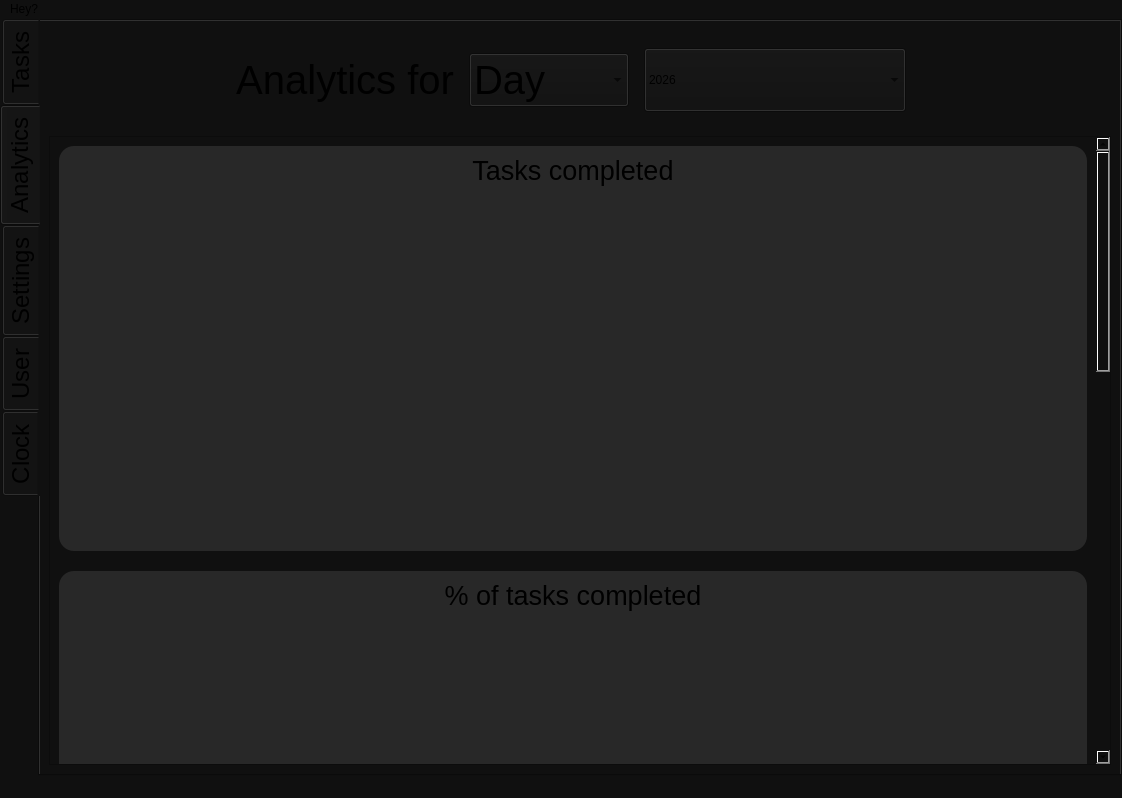
Above: ui/windows/v25.ui from YotaBitOn/To-Plan before the change. Below: the same form after it.
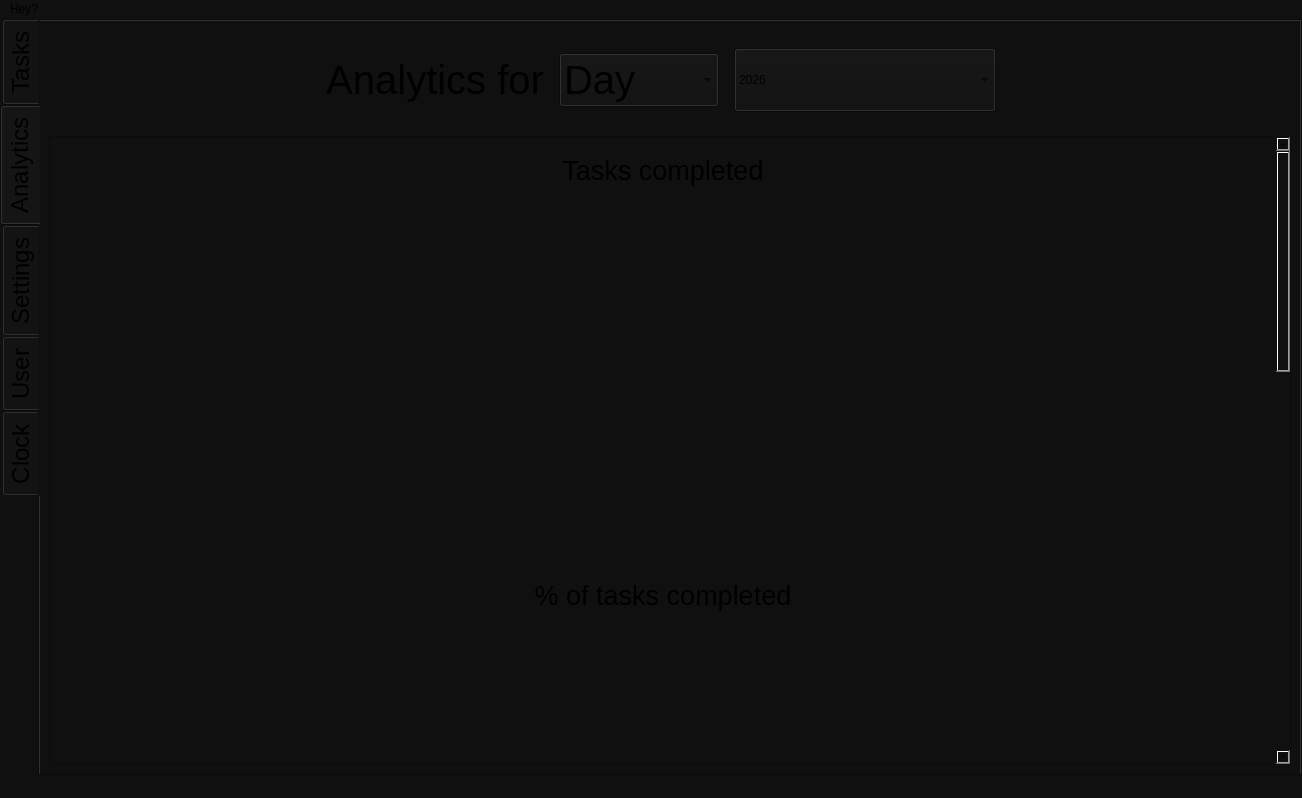
That is the form after the change. The open tabs and pages were chosen to show the change. Icons and pictures are not drawn.

Diff of the .ui file:
```diff
--- a/ui/windows/v25.ui
+++ b/ui/windows/v25.ui
@@ -6,7 +6,7 @@
    <rect>
     <x>0</x>
     <y>0</y>
-    <width>1122</width>
+    <width>1302</width>
     <height>798</height>
    </rect>
   </property>
@@ -2344,7 +2344,7 @@
             <rect>
              <x>0</x>
              <y>0</y>
-             <width>1041</width>
+             <width>1221</width>
              <height>1726</height>
             </rect>
            </property>
@@ -2355,11 +2355,21 @@
             <item>
              <widget class="QWidget" name="task_widget" native="true">
               <property name="styleSheet">
-               <string notr="true">background-color: rgb(40,40, 40);
-border: none;
-border-radius: 15px;</string>
+               <string notr="true"/>
               </property>
               <layout class="QVBoxLayout" name="verticalLayout_6">
+               <property name="leftMargin">
+                <number>9</number>
+               </property>
+               <property name="topMargin">
+                <number>9</number>
+               </property>
+               <property name="rightMargin">
+                <number>9</number>
+               </property>
+               <property name="bottomMargin">
+                <number>9</number>
+               </property>
                <item>
                 <widget class="QLabel" name="task_widget_label">
                  <property name="font">
@@ -2391,9 +2401,7 @@
             <item>
              <widget class="QWidget" name="perc_task_widget" native="true">
               <property name="styleSheet">
-               <string notr="true">background-color: rgb(40,40, 40);
-border: none;
-border-radius: 15px;</string>
+               <string notr="true"/>
               </property>
               <layout class="QVBoxLayout" name="verticalLayout_13">
                <item>
@@ -3504,7 +3512,7 @@
     <rect>
      <x>0</x>
      <y>0</y>
-     <width>1122</width>
+     <width>1302</width>
      <height>22</height>
     </rect>
    </property>
```
Left out of the diff: 28 changed lines with no effect on the pictures.
